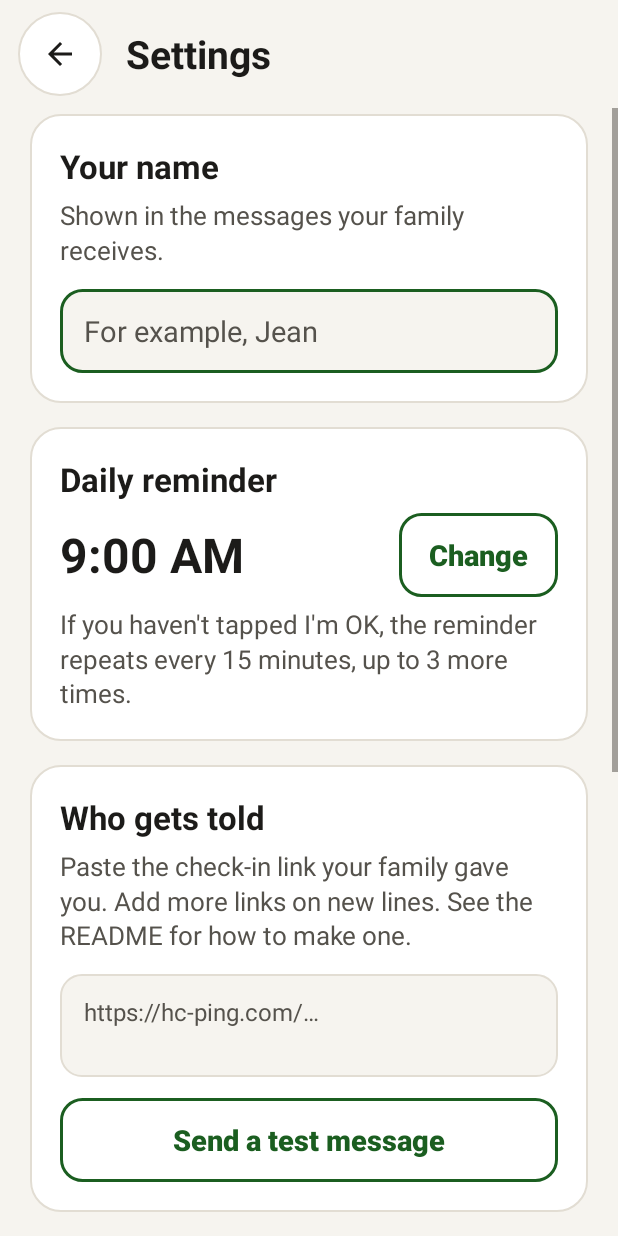
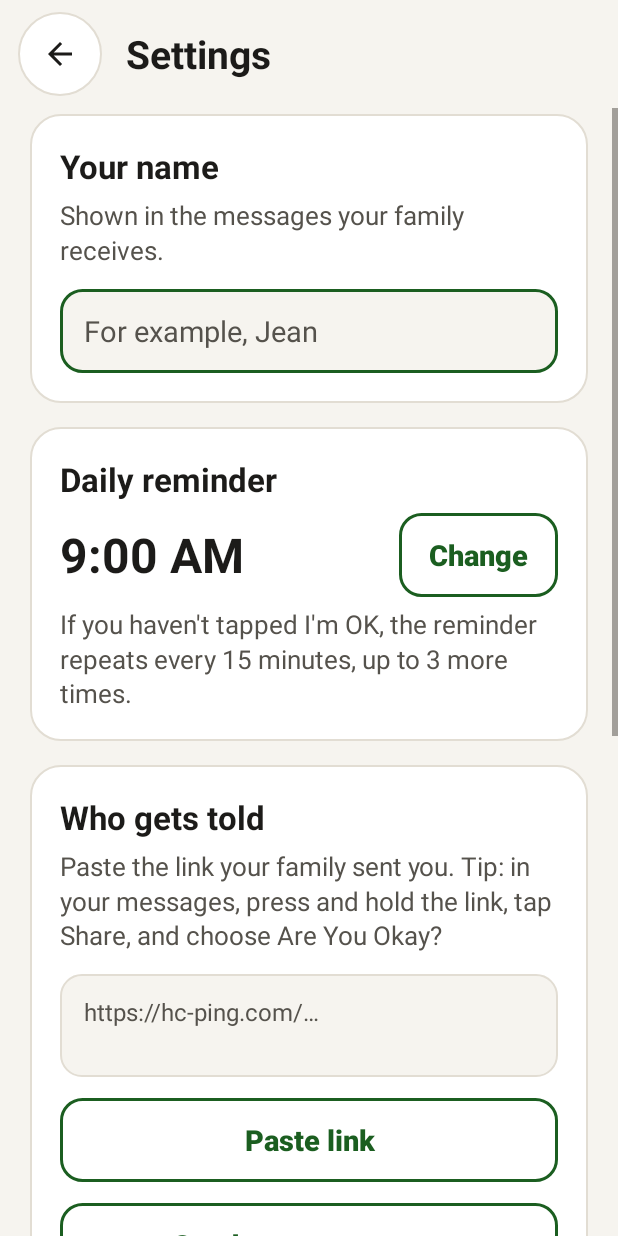
Before and after one commit to aubree-AI/path-of-the-luminary, an Android app: the screen it shows after launch (SettingsActivity), after a tap on "Settings", on a phone screen of 412 x 824 dp. Run offline under Robolectric (Android 15) with nearby library versions, the phone set to English and light mode, and no system bars.

Commit message:
UX round 3: easier setup for the person checking in
- Share a link from any messages app straight into the app (ACTION_SEND)
- One-tap 'Paste link' button
- Links described in plain words; warns about bad links and when no
  missed-check-in alert (Healthchecks) is configured
- 'Not connected yet' card on the main screen opens setup
- Links helper with unit tests

Co-Authored-By: Claude Opus 5.5 <noreply@anthropic.com>
Claude-Session: https://claude.ai/code/session_0176Bm3X1WevKH25GprXqDBz

```diff
--- a/are-you-okay/app/src/main/java/app/areyouokay/MainActivity.kt
+++ b/are-you-okay/app/src/main/java/app/areyouokay/MainActivity.kt
@@ -29,9 +29,9 @@ class MainActivity : Activity() {
                 button.animate().scaleX(1f).scaleY(1f).setDuration(160).start()
             }.start()
         }
-        findViewById<android.view.View>(R.id.settings_button).setOnClickListener {
-            startActivity(Intent(this, SettingsActivity::class.java))
-        }
+        val openSettings = { _: android.view.View -> startActivity(Intent(this, SettingsActivity::class.java)) }
+        findViewById<android.view.View>(R.id.settings_button).setOnClickListener(openSettings)
+        screen.statusCard.setOnClickListener(openSettings)
 
         Reminders.createChannel(this)
         Reminders.scheduleNextDaily(this)
--- a/are-you-okay/app/src/main/java/app/areyouokay/MainScreen.kt
+++ b/are-you-okay/app/src/main/java/app/areyouokay/MainScreen.kt
@@ -33,7 +33,7 @@ class MainScreen(private val root: View) {
     private val okIcon: ImageView = root.findViewById(R.id.ok_icon)
     private val okLabel: TextView = root.findViewById(R.id.ok_label)
     private val okSub: TextView = root.findViewById(R.id.ok_sub)
-    private val statusCard: View = root.findViewById(R.id.status_card)
+    val statusCard: View = root.findViewById(R.id.status_card)
     private val statusIcon: ImageView = root.findViewById(R.id.status_icon)
     private val statusText: TextView = root.findViewById(R.id.status_text)
 
@@ -81,7 +81,7 @@ class MainScreen(private val root: View) {
 
         when {
             s.delivery == Delivery.NOT_SET_UP ->
-                status(Tone.WARNING, R.drawable.ic_warning, ctx.getString(R.string.delivery_not_set_up))
+                status(Tone.WARNING, R.drawable.ic_warning, ctx.getString(R.string.delivery_not_set_up), tappable = true)
             s.delivery == Delivery.WAITING ->
                 status(Tone.WARNING, R.drawable.ic_clock, ctx.getString(R.string.delivery_waiting))
             s.delivery == Delivery.SENT ->
@@ -96,8 +96,11 @@ class MainScreen(private val root: View) {
 
     private enum class Tone { OK, WARNING, NEUTRAL }
 
-    private fun status(tone: Tone, icon: Int, text: String) {
+    private fun status(tone: Tone, icon: Int, text: String, tappable: Boolean = false) {
         statusCard.visibility = View.VISIBLE
+        // Only the "finish setup" card does something when tapped.
+        statusCard.isClickable = tappable
+        statusCard.isFocusable = tappable
         statusCard.setBackgroundResource(
             when (tone) {
                 Tone.OK -> R.drawable.status_ok
--- a/are-you-okay/app/src/main/res/layout/activity_settings.xml
+++ b/are-you-okay/app/src/main/res/layout/activity_settings.xml
@@ -99,6 +99,17 @@
                         android:inputType="textUri|textMultiLine"
                         android:minLines="2"
                         android:textSize="16sp" />
+                    <!-- Plain-words summary of each link, filled in by SettingsScreen. -->
+                    <LinearLayout
+                        android:id="@+id/link_summary"
+                        android:layout_width="match_parent"
+                        android:layout_height="wrap_content"
+                        android:accessibilityLiveRegion="polite"
+                        android:orientation="vertical" />
+                    <Button
+                        android:id="@+id/paste_button"
+                        style="@style/SecondaryButton"
+                        android:text="@string/paste_link" />
                     <Button
                         android:id="@+id/test_button"
                         style="@style/SecondaryButton"
--- a/are-you-okay/app/src/main/res/values/strings.xml
+++ b/are-you-okay/app/src/main/res/values/strings.xml
@@ -15,7 +15,6 @@
     <string name="status_paused">Reminders are paused until %1$s.</string>
     <string name="delivery_sent">Your family has been told.</string>
     <string name="delivery_waiting">No internet right now. Your check-in will be sent as soon as you\'re back online.</string>
-    <string name="delivery_not_set_up">Not connected to your family yet. Open Settings to finish setup.</string>
     <string name="settings">Settings</string>
 
     <string name="channel_name">Daily check-in</string>
@@ -31,7 +30,6 @@
     <string name="label_time">Daily reminder</string>
     <string name="change">Change</string>
     <string name="label_links">Who gets told</string>
-    <string name="help_links">Paste the check-in link your family gave you. Add more links on new lines. See the README for how to make one.</string>
     <string name="hint_links">https://hc-ping.com/…</string>
     <string name="test">Send a test message</string>
     <string name="test_sending">Sending…</string>
@@ -60,4 +58,15 @@
         <item quantity="one">%1$d of %2$d link worked. Check the links, and that the phone is online.</item>
         <item quantity="other">%1$d of %2$d links worked. Check the links, and that the phone is online.</item>
     </plurals>
+
+    <string name="delivery_not_set_up">Not connected to your family yet. Tap here to finish setup.</string>
+    <string name="help_links">Paste the link your family sent you. Tip: in your messages, press and hold the link, tap Share, and choose Are You Okay?</string>
+    <string name="paste_link">Paste link</string>
+    <string name="paste_nothing">There\'s no link to paste. Copy the link first, then tap Paste link.</string>
+    <string name="link_healthchecks">Alerts your family if you miss a check-in</string>
+    <string name="link_ntfy">Tells your family each time you check in</string>
+    <string name="link_other">Sends your check-in to %1$s</string>
+    <string name="link_invalid">This doesn\'t look like a link: %1$s</string>
+    <string name="link_no_alert">No missed check-in alert yet. Without a Healthchecks.io link, nobody is alerted if you miss a day.</string>
+    <string name="links_added">Link added. You\'re connected to your family.</string>
 </resources>
```
Also changed, not shown: are-you-okay/app/src/main/AndroidManifest.xml (+10 -2 lines), are-you-okay/app/src/main/java/app/areyouokay/Links.kt (added, +44 -0 lines), are-you-okay/app/src/main/java/app/areyouokay/SettingsActivity.kt (+41 -0 lines), are-you-okay/app/src/main/java/app/areyouokay/SettingsScreen.kt (+37 -0 lines), 9 other files.
